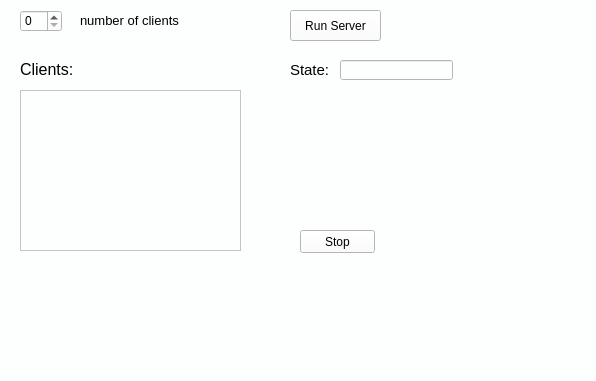
senoron/Lab_11_OS, file runner/runner/mainwindow.ui: the form before one commit.
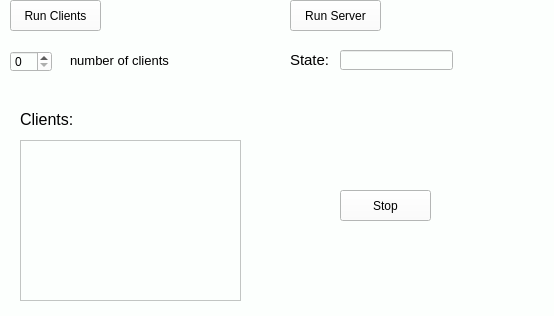
The form after the commit.

```diff
--- a/runner/runner/mainwindow.ui
+++ b/runner/runner/mainwindow.ui
@@ -6,8 +6,8 @@
    <rect>
     <x>0</x>
     <y>0</y>
-    <width>596</width>
-    <height>381</height>
+    <width>554</width>
+    <height>316</height>
    </rect>
   </property>
   <property name="windowTitle">
@@ -21,7 +21,7 @@
     <property name="geometry">
      <rect>
       <x>290</x>
-      <y>60</y>
+      <y>50</y>
       <width>51</width>
       <height>21</height>
      </rect>
@@ -34,7 +34,7 @@
     <property name="geometry">
      <rect>
       <x>340</x>
-      <y>60</y>
+      <y>50</y>
       <width>113</width>
       <height>20</height>
      </rect>
@@ -43,18 +43,18 @@
    <widget class="QSpinBox" name="spinBox_clients">
     <property name="geometry">
      <rect>
-      <x>20</x>
-      <y>10</y>
+      <x>10</x>
+      <y>51</y>
       <width>42</width>
-      <height>22</height>
+      <height>21</height>
      </rect>
     </property>
    </widget>
    <widget class="QLabel" name="label_2">
     <property name="geometry">
      <rect>
-      <x>80</x>
-      <y>10</y>
+      <x>70</x>
+      <y>50</y>
       <width>111</width>
       <height>21</height>
      </rect>
@@ -67,7 +67,7 @@
     <property name="geometry">
      <rect>
       <x>20</x>
-      <y>60</y>
+      <y>110</y>
       <width>71</width>
       <height>16</height>
      </rect>
@@ -80,7 +80,7 @@
     <property name="geometry">
      <rect>
       <x>20</x>
-      <y>90</y>
+      <y>140</y>
       <width>221</width>
       <height>161</height>
      </rect>
@@ -90,7 +90,7 @@
     <property name="geometry">
      <rect>
       <x>290</x>
-      <y>10</y>
+      <y>0</y>
       <width>91</width>
       <height>31</height>
      </rect>
@@ -102,28 +102,30 @@
    <widget class="QPushButton" name="pushButton_stop">
     <property name="geometry">
      <rect>
-      <x>300</x>
-      <y>230</y>
-      <width>75</width>
-      <height>23</height>
+      <x>340</x>
+      <y>190</y>
+      <width>91</width>
+      <height>31</height>
      </rect>
     </property>
     <property name="text">
      <string>Stop</string>
     </property>
    </widget>
+   <widget class="QPushButton" name="pushButton">
+    <property name="geometry">
+     <rect>
+      <x>10</x>
+      <y>0</y>
+      <width>91</width>
+      <height>31</height>
+     </rect>
+    </property>
+    <property name="text">
+     <string>Run Clients</string>
+    </property>
+   </widget>
   </widget>
-  <widget class="QMenuBar" name="menubar">
-   <property name="geometry">
-    <rect>
-     <x>0</x>
-     <y>0</y>
-     <width>596</width>
-     <height>21</height>
-    </rect>
-   </property>
-  </widget>
-  <widget class="QStatusBar" name="statusbar"/>
  </widget>
  <resources/>
  <connections/>
```
